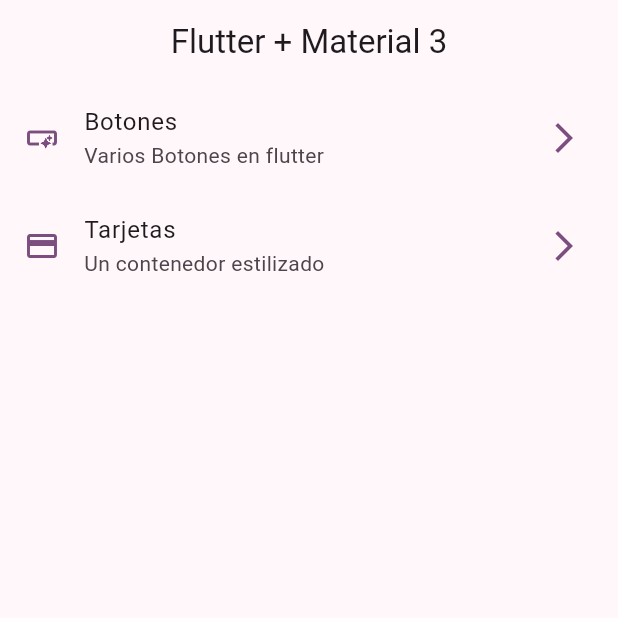
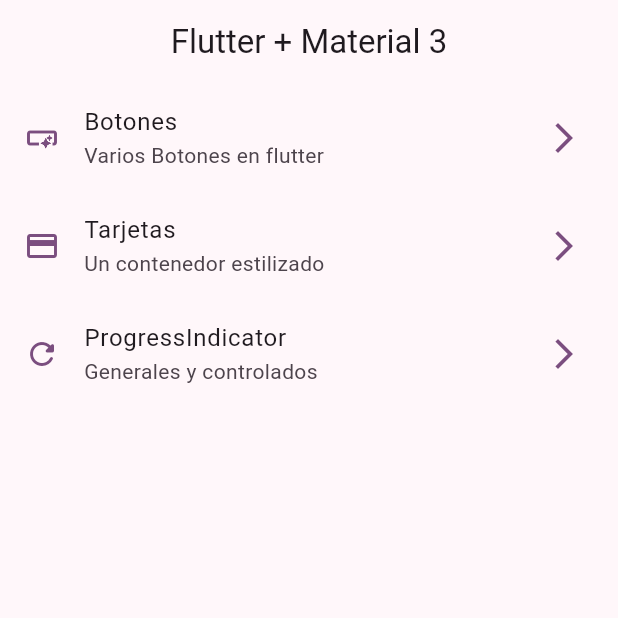
Before and after one commit to jhoncar7/widgets-flutter, a Flutter app: the screen it shows after launch, on a phone screen of 412 x 824 dp, the top half of it. Run offline on Flutter 3.47's test engine with Material 2 defaults, Android fonts, the phone set to English and light mode, and no system bars; our stand-ins replace go_router.

Commit message:
progress indicator

```diff
--- a/lib/config/menu/menu_items.dart
+++ b/lib/config/menu/menu_items.dart
@@ -24,4 +24,9 @@ const appMenuItems = <MenuItem>[
       subTitle: 'Un contenedor estilizado',
       link: '/cards',
       icon: Icons.credit_card),
+  MenuItem(
+      title: 'ProgressIndicator',
+      subTitle: 'Generales y controlados',
+      link: '/progress',
+      icon: Icons.refresh_rounded),
 ];
--- a/lib/config/router/app_router.dart
+++ b/lib/config/router/app_router.dart
@@ -21,5 +21,10 @@ final appRouter = GoRouter(
       name: CardsScreen.name,
       builder: (context, state) =>const  CardsScreen(),
     ),
+    GoRoute(
+      path: '/progress',
+      name: ProgressScreen.name,
+      builder: (context, state) =>const  ProgressScreen(),
+    ),
   ],
 );
```
Also changed, not shown: lib/presentation/screens/progress/progress_screen.dart (+37 -0 lines).
